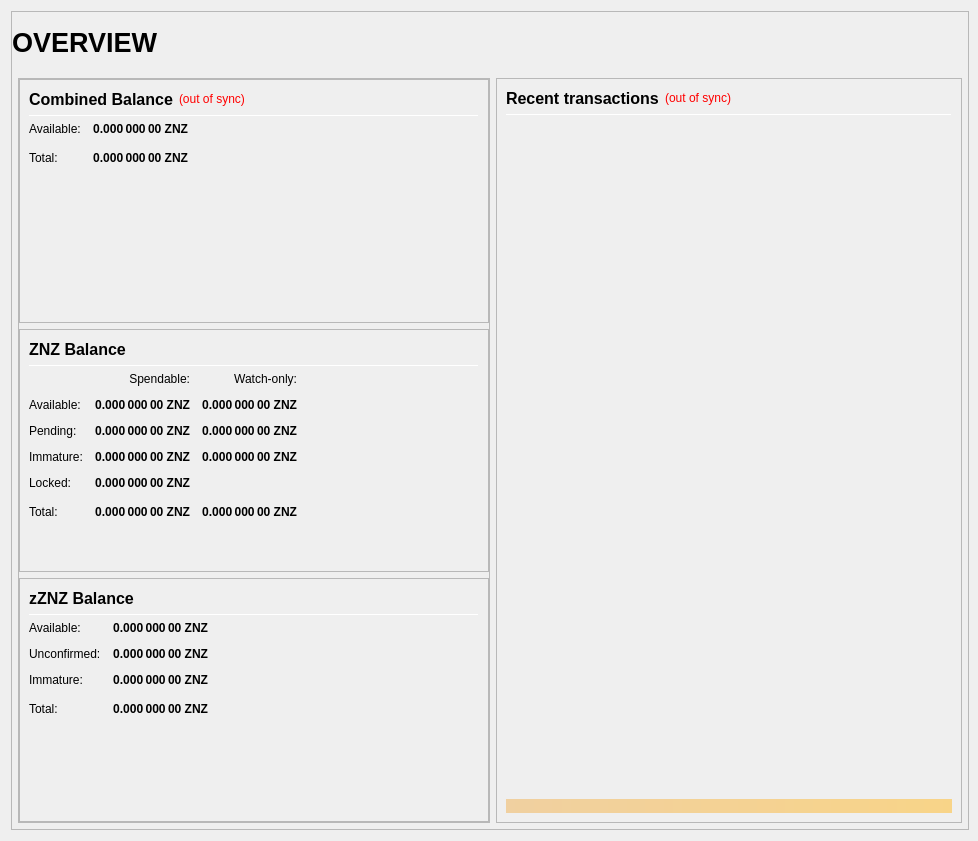
First picture: the form in src/qt/forms/overviewpage.ui, repository ZENZO-Ecosystem/ZENZO-Core-Archive, before the edit.
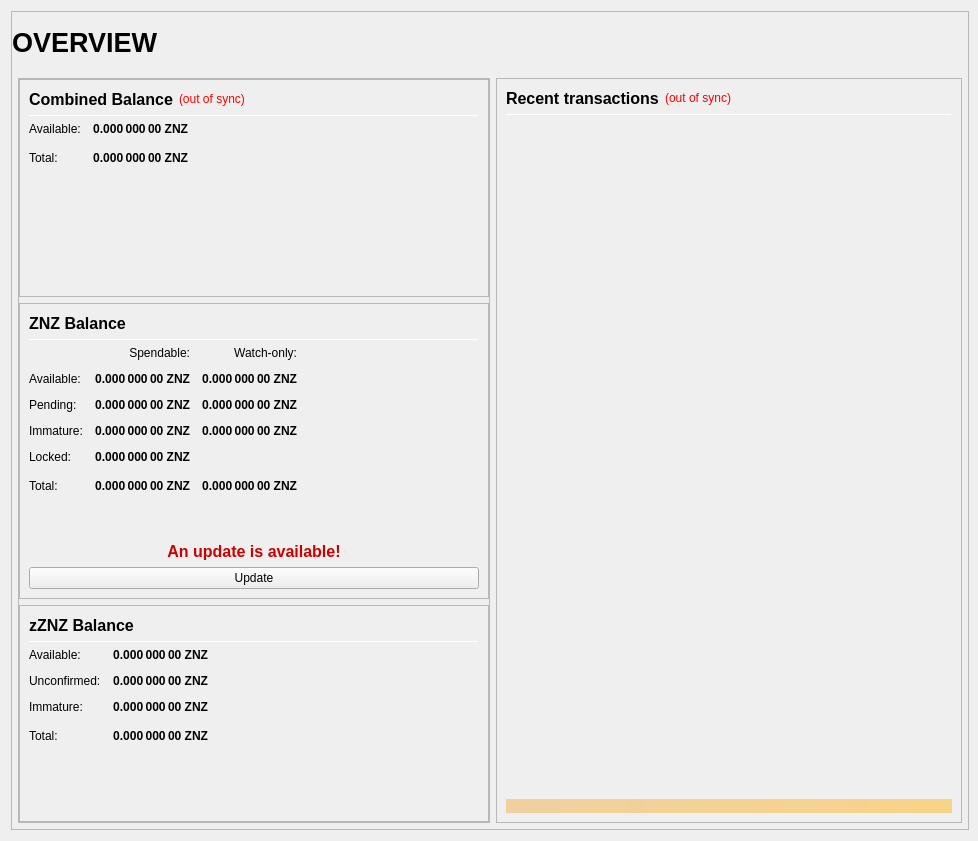
Second picture: the form after the edit.

Patch:
```diff
--- a/src/qt/forms/overviewpage.ui
+++ b/src/qt/forms/overviewpage.ui
@@ -790,6 +790,44 @@
                        </property>
                       </spacer>
                      </item>
+                     <item>
+                      <widget class="QLabel" name="lableUpgrade">
+                       <property name="enabled">
+                        <bool>true</bool>
+                       </property>
+                       <property name="text">
+                        <string>&lt;html&gt;&lt;head/&gt;&lt;body&gt;&lt;p&gt;&lt;span style=&quot; font-size:12pt; font-weight:600; color:#cc0000;&quot;&gt;An update is available!&lt;/span&gt;&lt;/p&gt;&lt;/body&gt;&lt;/html&gt;</string>
+                       </property>
+                       <property name="alignment">
+                        <set>Qt::AlignCenter</set>
+                       </property>
+                       <property name="openExternalLinks">
+                        <bool>true</bool>
+                       </property>
+                      </widget>
+                     </item>
+                     <item>
+                      <widget class="QPushButton" name="buttonUpgrade">
+                       <property name="enabled">
+                        <bool>true</bool>
+                       </property>
+                       <property name="cursor">
+                        <cursorShape>PointingHandCursor</cursorShape>
+                       </property>
+                       <property name="text">
+                        <string>Update</string>
+                       </property>
+                       <property name="autoDefault">
+                        <bool>false</bool>
+                       </property>
+                       <property name="default">
+                        <bool>false</bool>
+                       </property>
+                       <property name="flat">
+                        <bool>false</bool>
+                       </property>
+                      </widget>
+                     </item>
                     </layout>
                    </widget>
                   </item>
```
Left out of the diff: 4 changed lines with no effect on the pictures.
